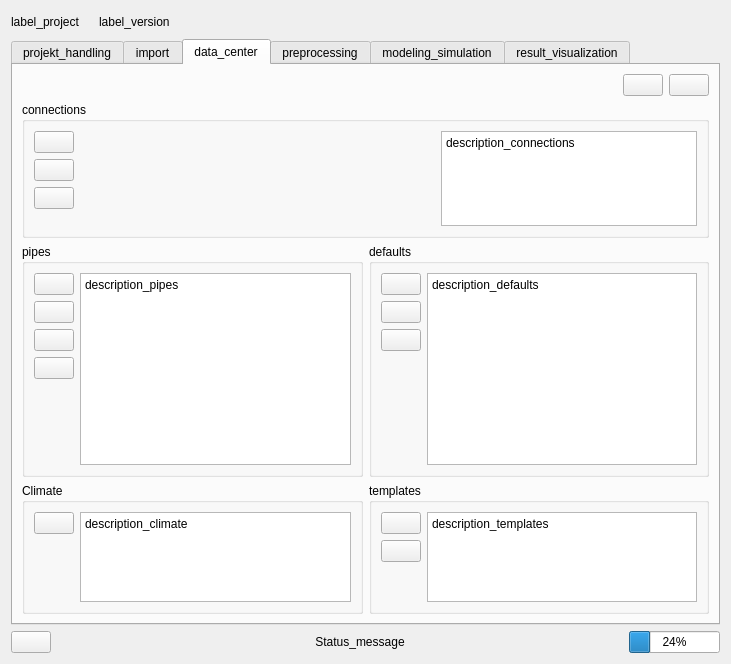
First picture: the form in districts/districts_dialog_base.ui, repository equa/IDA-Districts, before the edit.
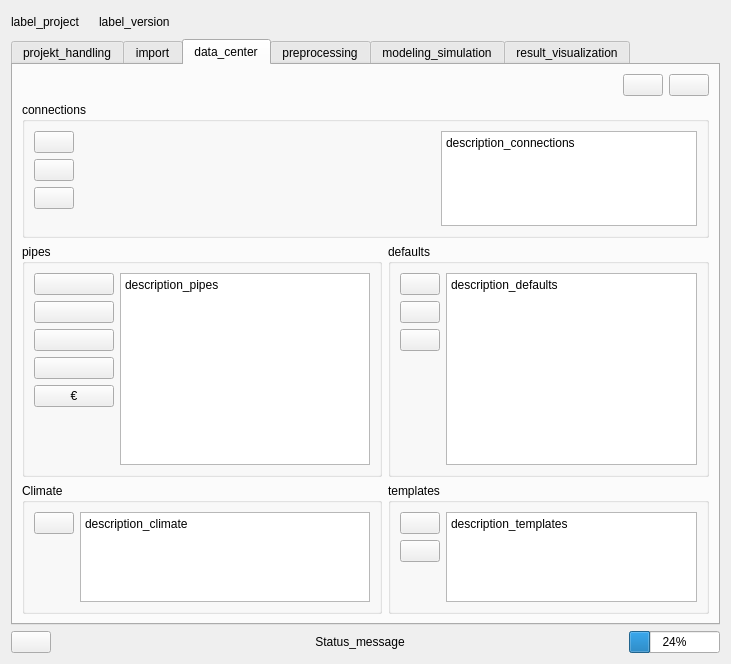
Second picture: the form after the edit. The open tabs and pages were chosen to show the change. Icons and pictures are not drawn. Custom widgets are drawn as their Qt base class.

What changed in the file:
```diff
--- a/districts/districts_dialog_base.ui
+++ b/districts/districts_dialog_base.ui
@@ -877,6 +877,16 @@
                 </property>
                </widget>
               </item>
+              <item>
+               <widget class="QPushButton" name="btn_economic_scenarios">
+                <property name="toolTip">
+                 <string>tooltip_economic_scenarios</string>
+                </property>
+                <property name="text">
+                 <string notr="true">€</string>
+                </property>
+               </widget>
+              </item>
               <item>
                <spacer name="verticalSpacer_6">
                 <property name="orientation">
```
Left out of the diff: 10 changed lines with no effect on the pictures.
